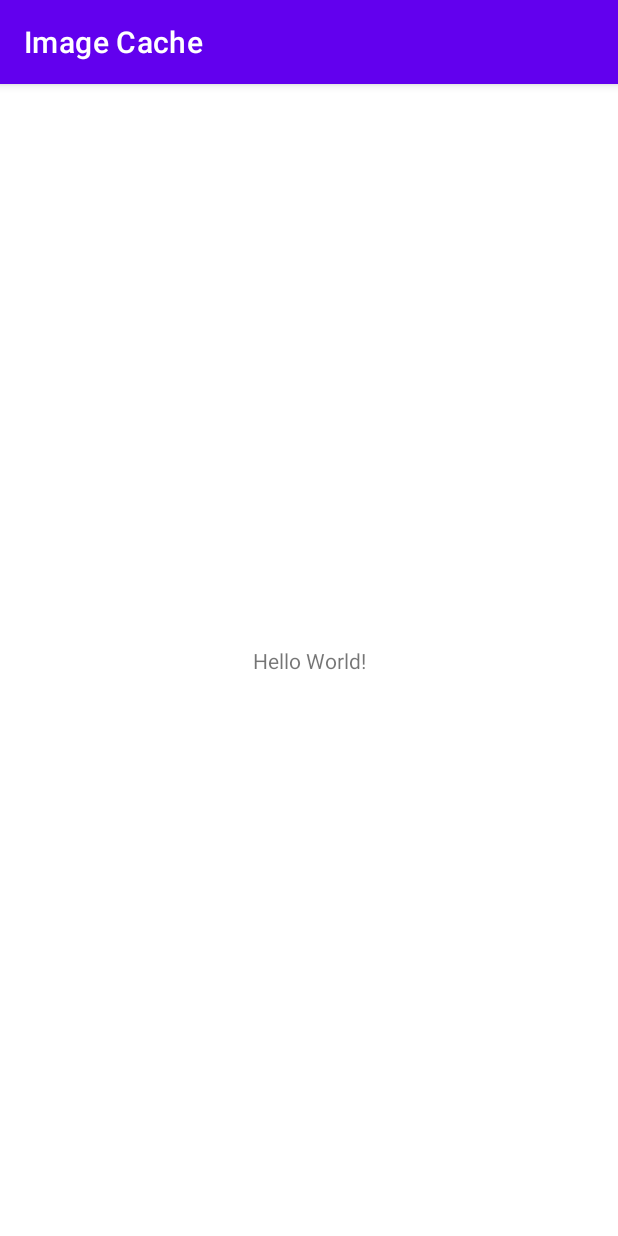
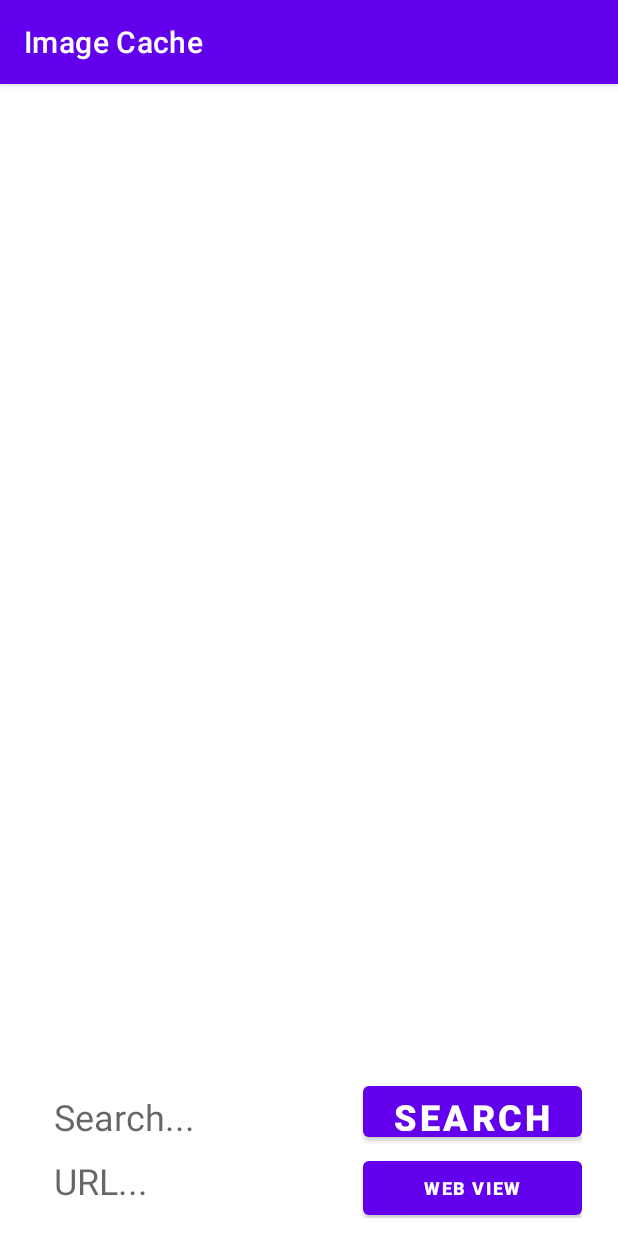
Before and after one commit to NicholasLau97/ImageCache, an Android app: the screen it shows after launch (MainActivity), on a phone screen of 412 x 824 dp. Run offline under Robolectric (Android 15) with nearby library versions, the phone set to English and light mode, and no system bars.

Commit message:
UI Update
MainActivity Added
- Search Text and Button
- Web View Text and Button

```diff
--- a/ImageCache/app/src/main/AndroidManifest.xml
+++ b/ImageCache/app/src/main/AndroidManifest.xml
@@ -10,7 +10,7 @@
         android:supportsRtl="true"
         android:theme="@style/Theme.ImageCache">
         <activity
-            android:name=".MainActivity"
+            android:name=".ui.MainActivity"
             android:exported="true">
             <intent-filter>
                 <action android:name="android.intent.action.MAIN" />
--- a/ImageCache/app/src/main/java/com/example/imagecache/MainActivity.kt
+++ b/ImageCache/app/src/main/java/com/example/imagecache/ui/MainActivity.kt
@@ -1,7 +1,8 @@
-package com.example.imagecache
+package com.example.imagecache.ui
 
 import androidx.appcompat.app.AppCompatActivity
 import android.os.Bundle
+import com.example.imagecache.R
 
 class MainActivity : AppCompatActivity() {
     override fun onCreate(savedInstanceState: Bundle?) {
--- a/ImageCache/app/src/main/res/layout/activity_main.xml
+++ b/ImageCache/app/src/main/res/layout/activity_main.xml
@@ -4,15 +4,69 @@
     xmlns:tools="http://schemas.android.com/tools"
     android:layout_width="match_parent"
     android:layout_height="match_parent"
-    tools:context=".MainActivity">
+    tools:context=".ui.MainActivity">
 
-    <TextView
-        android:layout_width="wrap_content"
+    <LinearLayout
+        android:layout_width="match_parent"
         android:layout_height="wrap_content"
-        android:text="Hello World!"
+        android:orientation="vertical"
+        android:paddingHorizontal="24dp"
+        android:paddingVertical="12dp"
         app:layout_constraintBottom_toBottomOf="parent"
-        app:layout_constraintLeft_toLeftOf="parent"
-        app:layout_constraintRight_toRightOf="parent"
-        app:layout_constraintTop_toTopOf="parent" />
+        app:layout_constraintEnd_toEndOf="parent"
+        app:layout_constraintStart_toStartOf="parent">
+
+        <LinearLayout
+            android:layout_width="match_parent"
+            android:layout_height="wrap_content"
+            android:orientation="horizontal">
+
+            <TextView
+                android:id="@+id/textView"
+                android:layout_width="0dp"
+                android:layout_height="46dp"
+                android:layout_weight="3"
+                android:gravity="center_vertical"
+                android:hint="Search..."
+                android:paddingHorizontal="12dp"
+                android:textSize="24sp" />
+
+            <Button
+                android:id="@+id/btnSearch"
+                android:layout_width="0dp"
+                android:layout_height="match_parent"
+                android:layout_weight="2"
+                android:gravity="center"
+                android:text="Search"
+                android:textSize="24sp"
+                android:textStyle="bold" />
+
+        </LinearLayout>
+
+        <LinearLayout
+            android:layout_width="match_parent"
+            android:layout_height="wrap_content"
+            android:orientation="horizontal">
+
+            <TextView
+                android:id="@+id/textView2"
+                android:layout_width="0dp"
+                android:layout_height="46dp"
+                android:layout_weight="3"
+                android:gravity="center_vertical"
+                android:hint="URL..."
+                android:paddingHorizontal="12dp"
+                android:textSize="24sp" />
+
+            <Button
+                android:id="@+id/btnOpenWebView"
+                android:layout_width="0dp"
+                android:layout_height="wrap_content"
+                android:layout_weight="2"
+                android:text="Web View"
+                android:textSize="12sp"
+                android:textStyle="bold" />
+        </LinearLayout>
+    </LinearLayout>
 
 </androidx.constraintlayout.widget.ConstraintLayout>
```
